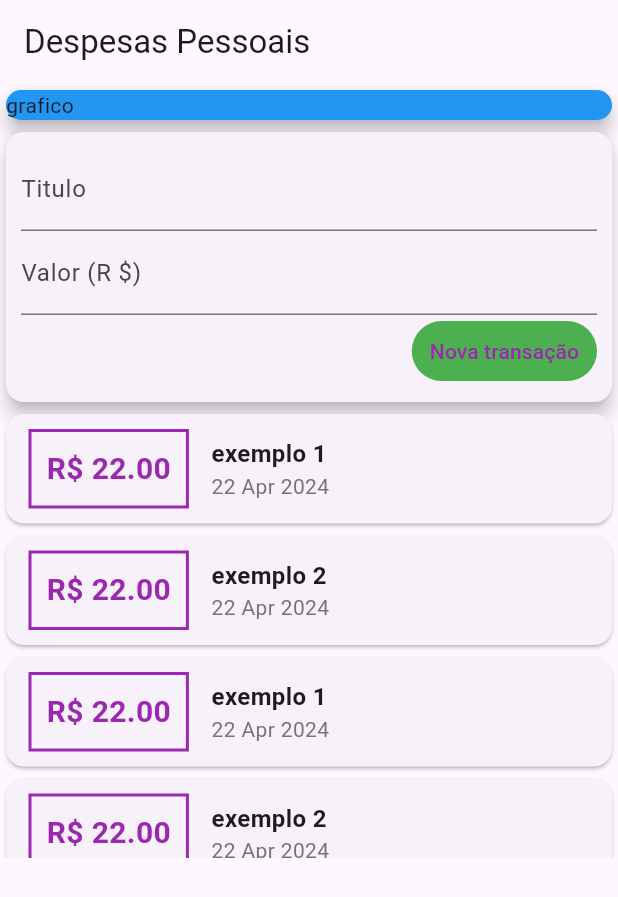
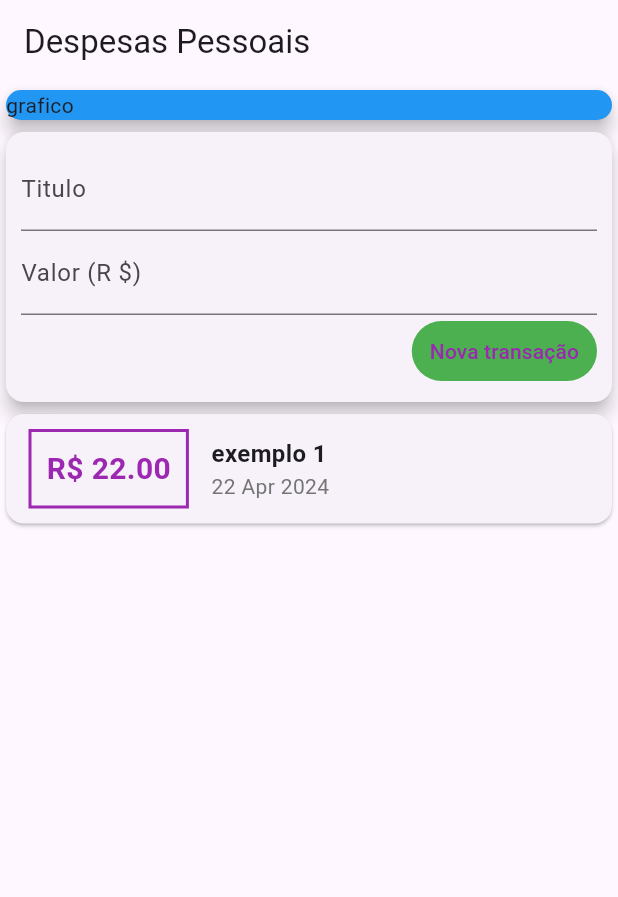
Before and after one commit to vinicemanuel/Flutter-Udemy, a Flutter app: the screen it shows after launch, after a tap on "Nova transação", on a phone screen of 412 x 824 dp. Shown: the top 897 px of the screen. Run offline on Flutter 3.47's test engine with Material 3 defaults, Android fonts, the phone set to English and light mode, and no system bars.

Commit message:
s4 - 107

```diff
--- a/expenses/lib/Pages/Widgets/transaction_form.dart
+++ b/expenses/lib/Pages/Widgets/transaction_form.dart
@@ -7,6 +7,16 @@ class TransactionForm extends StatelessWidget {
   final valueController = TextEditingController();
 
   final void Function(String, double) onSubmit;
+
+  _submitForm() {
+    final title = titleController.text;
+    final valueText = valueController.text.replaceAll(',', '.');
+    final value = double.tryParse(valueText) ?? 0;
+
+    if (title.isNotEmpty && value > 0) {
+      onSubmit(title, value);
+    }
+  }
 
   @override
   Widget build(BuildContext context) {
@@ -23,17 +33,13 @@ class TransactionForm extends StatelessWidget {
             TextField(
               controller: valueController,
               decoration: InputDecoration(labelText: "Valor (R \$)"),
+              keyboardType: TextInputType.numberWithOptions(decimal: true),
             ),
             Row(
               mainAxisAlignment: MainAxisAlignment.end,
               children: [
                 TextButton(
-                  onPressed: () {
-                    final title = titleController.text;
-                    final valueText = valueController.text.replaceAll(',', '.');
-                    final value = double.tryParse(valueText) ?? 0;
-                    onSubmit(title, value);
-                  },
+                  onPressed: _submitForm,
                   style: TextButton.styleFrom(
                     foregroundColor: Colors.purple,
                     backgroundColor: Colors.green,
--- a/expenses/lib/Pages/Widgets/transaction_list.dart
+++ b/expenses/lib/Pages/Widgets/transaction_list.dart
@@ -10,7 +10,7 @@ class TransactionList extends StatelessWidget {
   @override
   Widget build(BuildContext context) {
     return SizedBox(
-      height: 300,
+      height: 150,
       child: ListView.builder(
           itemBuilder: (context, index) {
             return TransactionWidget(transaction: transactions[index]);
--- a/expenses/lib/Pages/Widgets/transaction_user.dart
+++ b/expenses/lib/Pages/Widgets/transaction_user.dart
@@ -19,49 +19,7 @@ class _TransactionUserState extends State<TransactionUser> {
       title: "exemplo 1",
       value: 22,
       date: DateTime.now(),
-    ),
-    Transaction(
-      id: "t2",
-      title: "exemplo 2",
-      value: 22,
-      date: DateTime.now(),
-    ),
-    Transaction(
-      id: "t1",
-      title: "exemplo 1",
-      value: 22,
-      date: DateTime.now(),
-    ),
-    Transaction(
-      id: "t2",
-      title: "exemplo 2",
-      value: 22,
-      date: DateTime.now(),
-    ),
-    Transaction(
-      id: "t1",
-      title: "exemplo 1",
-      value: 22,
-      date: DateTime.now(),
-    ),
-    Transaction(
-      id: "t2",
-      title: "exemplo 2",
-      value: 22,
-      date: DateTime.now(),
-    ),
-    Transaction(
-      id: "t1",
-      title: "exemplo 1",
-      value: 22,
-      date: DateTime.now(),
-    ),
-    Transaction(
-      id: "t2",
-      title: "exemplo 2",
-      value: 22,
-      date: DateTime.now(),
-    ),
+    )
   ];
 
   _newTransaction(String title, double value) {
```
